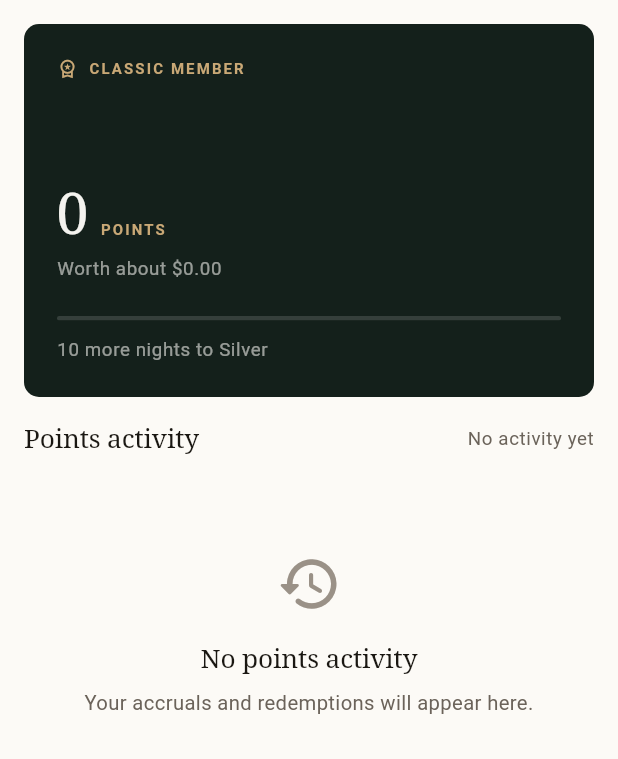
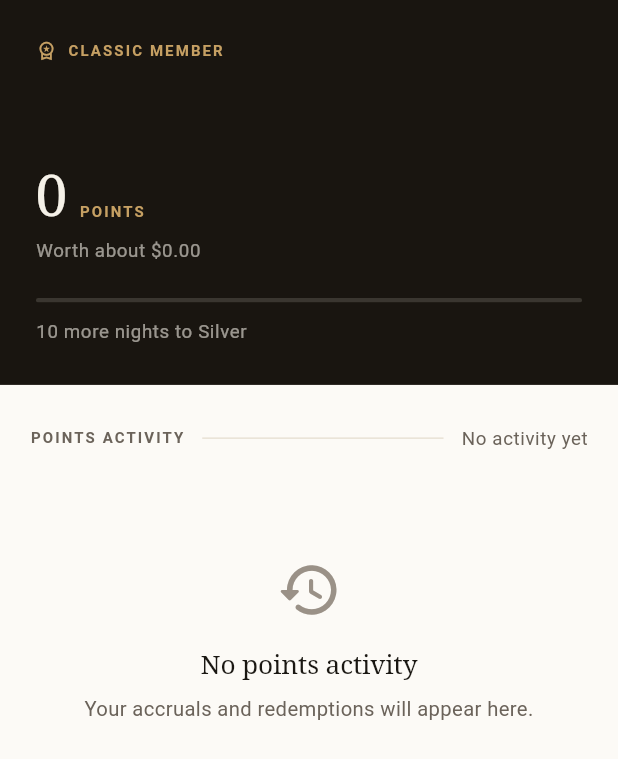
Before and after one commit to j-mary/luxe_stays, a Flutter app: the _MemberView widget shown alone on an empty page, opened directly with empty values, on a phone screen of 412 x 824 dp. Shown: the top 759 px of the screen. Run offline on Flutter 3.47's test engine with Material 3 defaults, Android fonts, the phone set to English and light mode, and no system bars; our stand-ins replace cached_network_image, dio, flutter_riverpod, flutter_secure_storage, webview_flutter; accounts and stored records are empty; network calls fail.

Commit message:
style(loyalty): run the tier plate to the page edges and drop its local palette
The membership panel is the one place the app is allowed to be emphatic, and
it now takes its near-black and its gold from AppTheme.plate/onPlate/
plateGold rather than from three colours hard-coded in this file — the same
plate as the member mark on a search result and the provenance badge on a
photograph.

It also runs to both page edges, which is what makes it read as the header
of the screen rather than as the first item in a list; everything after it
is inset to the 20px page grid.

Section labels become SectionHeadings, vouchers become hairline panels, and
the ledger's circular avatars become square plates — the rest of the screen
is built from rules and right angles, so one circle would have been the only
round thing on it.

```diff
--- a/lib/features/loyalty/loyalty_screen.dart
+++ b/lib/features/loyalty/loyalty_screen.dart
@@ -3,9 +3,12 @@ import 'package:flutter_riverpod/flutter_riverpod.dart';
 
 import '../../app/providers.dart';
 import '../../app/router.dart';
+import '../../app/theme.dart';
 import '../../core/utils/date_x.dart';
 import '../../domain/loyalty.dart';
+import '../../shared/widgets/app_panel.dart';
 import '../../shared/widgets/app_states.dart';
+import '../../shared/widgets/section_heading.dart';
 import '../account/session_controller.dart';
 
 /// LuxeStays Rewards.
@@ -141,18 +144,23 @@ class _MemberView extends ConsumerWidget {
     return RefreshIndicator(
       onRefresh: () => ref.read(sessionProvider.notifier).refresh(),
       child: ListView(
-        padding: const EdgeInsets.all(16),
+        // No page padding: the tier plate runs to both edges, which is what
+        // makes it read as the header of the screen rather than as the first
+        // item in a list. Everything after it is inset to the 20px page grid.
+        padding: const EdgeInsets.only(bottom: 36),
         children: <Widget>[
           _TierCard(member: member, rules: rules),
-          const SizedBox(height: 16),
           if (member.usableVouchers.isNotEmpty) ...<Widget>[
-            Text('Your rewards', style: theme.textTheme.titleMedium),
-            const SizedBox(height: 8),
+            const SectionHeading(label: 'YOUR REWARDS'),
             ...member.usableVouchers.map(
-              (LoyaltyVoucher voucher) => Card(
+              (LoyaltyVoucher voucher) => AppPanel(
+                margin: const EdgeInsets.fromLTRB(20, 0, 20, 8),
                 child: ListTile(
-                  leading: const Icon(Icons.confirmation_number_outlined),
-                  title: Text(voucher.name),
+                  leading: Icon(
+                    Icons.confirmation_number_outlined,
+                    color: theme.colorScheme.secondary,
+                  ),
+                  title: Text(voucher.name, style: theme.textTheme.titleSmall),
                   subtitle: Text(
                     '${voucher.valueLabel} · expires '
                     '${formatShortDate(voucher.expiresAt)}',
@@ -160,30 +168,18 @@ class _MemberView extends ConsumerWidget {
                 ),
               ),
             ),
-            const SizedBox(height: 16),
           ],
-          Row(
-            children: <Widget>[
-              Text('Points activity', style: theme.textTheme.titleMedium),
-              const Spacer(),
-              if (session.ledger.isEmpty)
-                Text('No activity yet', style: theme.textTheme.bodySmall),
-            ],
+          SectionHeading(
+            label: 'POINTS ACTIVITY',
+            trailing: session.ledger.isEmpty
+                ? Text('No activity yet', style: theme.textTheme.bodySmall)
+                : null,
           ),
-          const SizedBox(height: 8),
           ...session.ledger.map(
             (PointsLedgerEntry entry) => ListTile(
-              contentPadding: EdgeInsets.zero,
-              leading: CircleAvatar(
-                backgroundColor: entry.isAccrual
-                    ? theme.colorScheme.primaryContainer
-                    : theme.colorScheme.surfaceContainerHighest,
-                child: Icon(
-                  entry.isAccrual ? Icons.add_rounded : Icons.remove_rounded,
-                  size: 18,
-                ),
-              ),
-              title: Text(entry.description),
+              contentPadding: const EdgeInsets.symmetric(horizontal: 20),
+              leading: _LedgerMark(isAccrual: entry.isAccrual),
+              title: Text(entry.description, style: theme.textTheme.bodyLarge),
               subtitle: Text(
                 <String>[
                   formatShortDate(entry.occurredAt),
@@ -194,7 +190,7 @@ class _MemberView extends ConsumerWidget {
               ),
               trailing: Text(
                 '${entry.isAccrual ? '+' : ''}${entry.points}',
-                style: theme.textTheme.titleSmall?.copyWith(
+                style: theme.textTheme.titleMedium?.copyWith(
                   color: entry.isAccrual
                       ? theme.colorScheme.primary
                       : theme.colorScheme.onSurfaceVariant,
@@ -217,34 +213,59 @@ class _MemberView extends ConsumerWidget {
   }
 }
 
+/// A square plate rather than a circular avatar. The rest of the screen is
+/// built from rules and right angles; one circle in the ledger would be the
+/// only round thing on it.
+class _LedgerMark extends StatelessWidget {
+  const _LedgerMark({required this.isAccrual});
+
+  final bool isAccrual;
+
+  @override
+  Widget build(BuildContext context) {
+    final ColorScheme colors = Theme.of(context).colorScheme;
+    return Container(
+      width: 34,
+      height: 34,
+      alignment: Alignment.center,
+      decoration: BoxDecoration(
+        color: colors.surfaceContainerHighest,
+        borderRadius: BorderRadius.circular(2),
+      ),
+      child: Icon(
+        isAccrual ? Icons.add_rounded : Icons.remove_rounded,
+        size: 17,
+        color: isAccrual ? colors.primary : colors.onSurfaceVariant,
+      ),
+    );
+  }
+}
+
 /// The membership panel — the one place the app is allowed to be emphatic.
 ///
-/// Rendered as a dark plate with brass accents rather than a tinted container,
-/// because tier status is the single moment in the product where a visual
-/// flourish is earned. Everywhere else the accent is spent on actions only.
+/// Rendered on the shared ink plate with gold accents rather than in a tinted
+/// container, because tier status is the single moment in the product where a
+/// visual flourish is earned. Everywhere else the accent is spent on actions
+/// only. The plate colours come from [AppTheme] so this panel, the member mark
+/// on a search result and any image scrim stay the same near-black.
 class _TierCard extends StatelessWidget {
   const _TierCard({required this.member, required this.rules});
 
   final LoyaltyMember member;
   final LoyaltyProgramRules rules;
 
-  static const Color _brass = Color(0xFFC9A876);
+  static const Color _brass = AppTheme.plateGold;
 
   @override
   Widget build(BuildContext context) {
     final ThemeData theme = Theme.of(context);
-    final bool isLight = theme.brightness == Brightness.light;
-    final Color panel = isLight ? const Color(0xFF14201B) : const Color(0xFF20241F);
-    const Color onPanel = Color(0xFFF4F3EF);
+    const Color onPanel = AppTheme.onPlate;
     final Color onPanelMuted = onPanel.withAlpha(150);
     final int? toNext = member.nightsToNextTier;
 
     return Container(
-      padding: const EdgeInsets.fromLTRB(22, 22, 22, 22),
-      decoration: BoxDecoration(
-        color: panel,
-        borderRadius: BorderRadius.circular(10),
-      ),
+      padding: const EdgeInsets.fromLTRB(24, 26, 24, 26),
+      decoration: const BoxDecoration(color: AppTheme.plate),
       child: Column(
         crossAxisAlignment: CrossAxisAlignment.start,
         children: <Widget>[
@@ -331,8 +352,8 @@ class _TierCard extends StatelessWidget {
                         vertical: 5,
                       ),
                       decoration: BoxDecoration(
-                        borderRadius: BorderRadius.circular(4),
-                        border: Border.all(color: onPanel.withAlpha(46)),
+                        borderRadius: BorderRadius.circular(2),
+                        border: Border.all(color: onPanel.withAlpha(56)),
                       ),
                       child: Text(
                         benefit,
```
